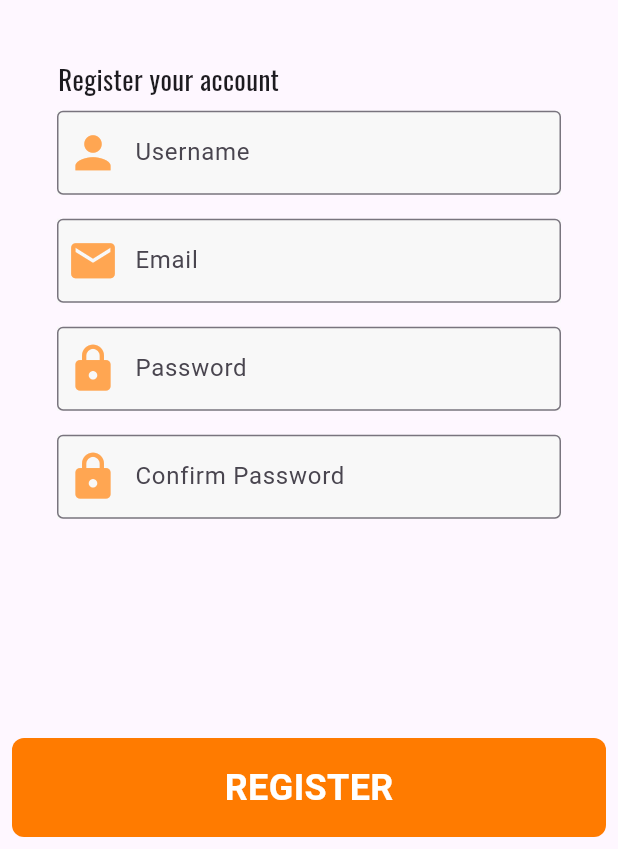
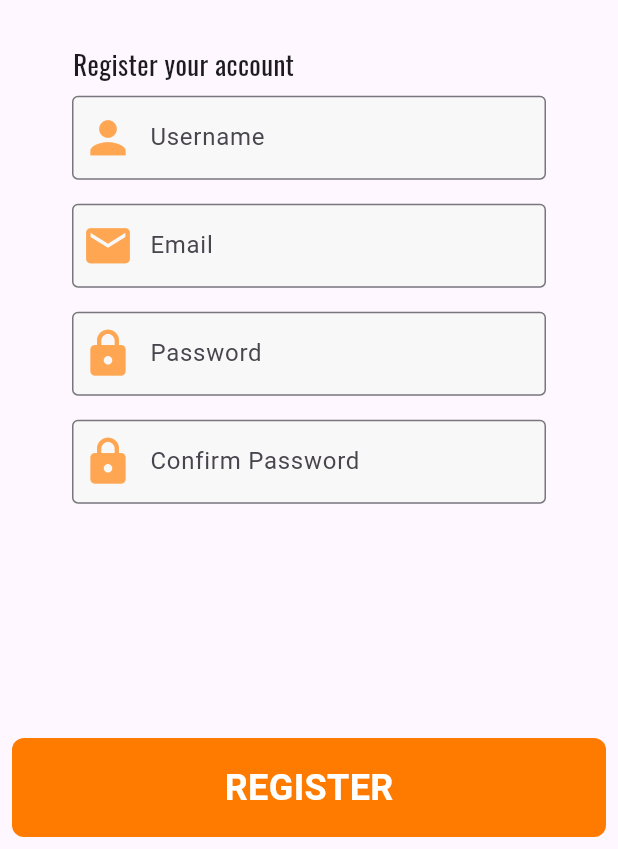
Before and after one commit to G-J-L/diction_dash, a Flutter app: the RegistrationScreen screen opened directly, on a phone screen of 412 x 824 dp, the part 387-1236 px from its top. Run offline on Flutter 3.47's test engine with Material 3 defaults, Android fonts, the phone set to English and light mode, and no system bars; our stand-ins replace confetti, rflutter_alert.

Commit message:
Fixed registration screen keyboard bug

```diff
--- a/lib/main.dart
+++ b/lib/main.dart
@@ -17,7 +17,7 @@ import 'package:diction_dash/screens/game/end_game_screen.dart';
 void main() {
   runApp(
     const MaterialApp(
-      home: WelcomeScreen(),
+      home: RegistrationScreen(),
       debugShowCheckedModeBanner: false,
     ),
   );
--- a/lib/screens/registration_screen.dart
+++ b/lib/screens/registration_screen.dart
@@ -4,15 +4,22 @@ import 'package:diction_dash/screens/fluency_screen.dart';
 import 'package:diction_dash/widgets/buttons.dart';
 import 'package:diction_dash/widgets/text_fields.dart';
 
-class RegistrationScreen extends StatelessWidget {
+class RegistrationScreen extends StatefulWidget {
   const RegistrationScreen({super.key});
+
+  @override
+  State<RegistrationScreen> createState() => _RegistrationScreenState();
+}
+
+class _RegistrationScreenState extends State<RegistrationScreen> {
+
+  final _formGlobalKey = GlobalKey<FormState>();
 
   @override
   Widget build(BuildContext context) {
     return Scaffold(
-      resizeToAvoidBottomInset: false,
       appBar: AppBar(
-        elevation: 0,
+        scrolledUnderElevation: 0.0,
         leading: IconButton(
           icon: const Icon(
             Icons.arrow_back,
@@ -28,40 +35,41 @@ class RegistrationScreen extends StatelessWidget {
         ),
         centerTitle: true,
       ),
-      body: Column(
+      body: Form(
+        key: _formGlobalKey,
+        child: Column(
           mainAxisAlignment: MainAxisAlignment.spaceBetween,
           children: [
             Expanded(
+              child: SingleChildScrollView(
                 child: Column(
                   children: [
-                // Logo
                     const Image(
                       image: AssetImage('images/logo.png'),
                       width: 250,
                     ),
-                // Forms
                     Padding(
-                  padding: const EdgeInsets.symmetric(horizontal: 30, vertical: 40),
+                      padding: const EdgeInsets.symmetric(horizontal: 40.0, vertical: 30.0),
                       child: Column(
                         crossAxisAlignment: CrossAxisAlignment.start,
                         children: [
                           const Text('  Register your account',
                               style: kFormInstructionTextStyle),
-                      ProfileTextField(
+                          ProfileTextFormField(
                             icon: Icons.person,
                             hintText: 'Username',
                           ),
-                      ProfileTextField(
+                          ProfileTextFormField(
                             icon: Icons.mail,
                             hintText: 'Email',
                             keyboardType: TextInputType.emailAddress,
                           ),
-                      ProfileTextField(
+                          ProfileTextFormField(
                             icon: Icons.lock,
                             hintText: 'Password',
                             obscureText: true,
                           ),
-                      ProfileTextField(
+                          ProfileTextFormField(
                             icon: Icons.lock,
                             hintText: 'Confirm Password',
                             obscureText: true,
@@ -72,7 +80,7 @@ class RegistrationScreen extends StatelessWidget {
                   ],
                 ),
               ),
-          // Button
+            ),
             RoundedRectangleButton(
               color: kOrangeColor600,
               onPressed: () {
@@ -93,6 +101,7 @@ class RegistrationScreen extends StatelessWidget {
             ),
           ],
         ),
+      ),
     );
   }
 }
--- a/lib/widgets/text_fields.dart
+++ b/lib/widgets/text_fields.dart
@@ -17,6 +17,51 @@ class ProfileTextField extends StatelessWidget {
       child: Container(
         color: kGrayColor100,
         child: TextField(
+          keyboardType: keyboardType,
+          obscureText: obscureText!,
+          cursorColor: kOrangeColor500,
+          decoration: InputDecoration(
+            prefixIcon: Icon(
+              icon,
+              size: 35,
+              color: kOrangeColor400,
+            ),
+            hintText: hintText,
+            border: const OutlineInputBorder(
+              borderSide: BorderSide(
+                width: 1,
+                color: kGrayColor300,
+              ),
+            ),
+            focusedBorder: const OutlineInputBorder(
+              borderSide: BorderSide(
+                width: 2,
+                color: kOrangeColor300,
+              ),
+            ),
+          ),
+        ),
+      ),
+    );
+  }
+}
+
+class ProfileTextFormField extends StatelessWidget {
+  ProfileTextFormField(
+      {this.icon, this.hintText, this.keyboardType, this.obscureText = false});
+
+  final IconData? icon;
+  final String? hintText;
+  final TextInputType? keyboardType;
+  final bool? obscureText;
+
+  @override
+  Widget build(BuildContext context) {
+    return Padding(
+      padding: const EdgeInsets.all(8.0),
+      child: Container(
+        color: kGrayColor100,
+        child: TextFormField(
           keyboardType: keyboardType,
           obscureText: obscureText!,
           cursorColor: kOrangeColor500,
```
Lines whose indentation alone changed are shown as unchanged.
